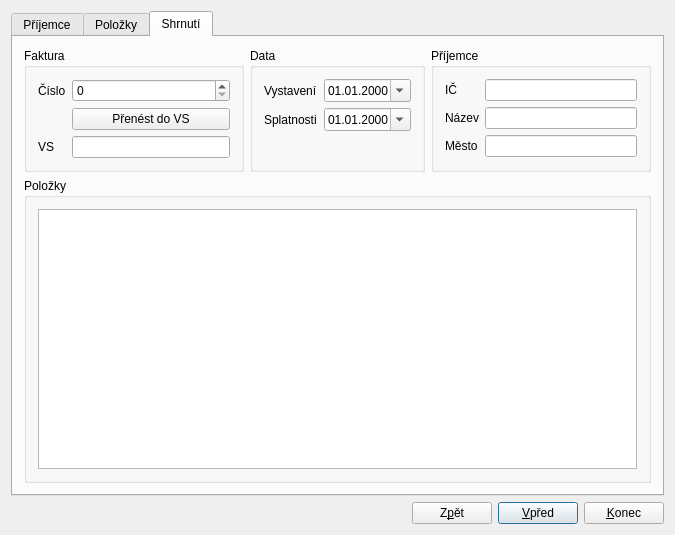
First picture: the form in frontend/newinvoice.ui, repository jirislaby/slucto, before the edit.
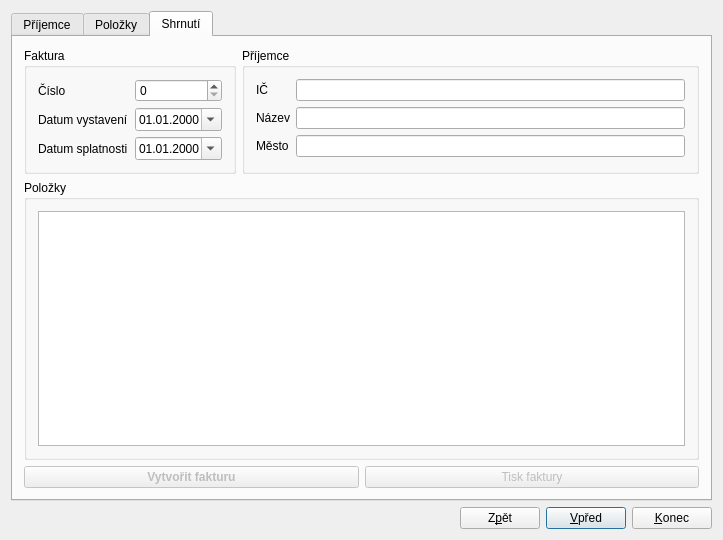
Second picture: the form after the edit. The open tabs and pages were chosen to show the change.

Diff of the .ui file:
```diff
--- a/frontend/newinvoice.ui
+++ b/frontend/newinvoice.ui
@@ -6,8 +6,8 @@
    <rect>
     <x>0</x>
     <y>0</y>
-    <width>675</width>
-    <height>535</height>
+    <width>723</width>
+    <height>540</height>
    </rect>
   </property>
   <property name="windowTitle">
@@ -121,20 +121,6 @@
                </property>
               </widget>
              </item>
-             <item row="2" column="0">
-              <widget class="QLabel" name="label_7">
-               <property name="text">
-                <string>VS</string>
-               </property>
-              </widget>
-             </item>
-             <item row="2" column="1">
-              <widget class="QLineEdit" name="invVSEdit">
-               <property name="inputMethodHints">
-                <set>Qt::ImhDigitsOnly</set>
-               </property>
-              </widget>
-             </item>
              <item row="0" column="1">
               <widget class="QSpinBox" name="invNOBox">
                <property name="maximum">
@@ -142,30 +128,14 @@
                </property>
               </widget>
              </item>
-             <item row="1" column="1">
-              <widget class="QPushButton" name="pushButton">
-               <property name="text">
-                <string>Přenést do VS</string>
-               </property>
-              </widget>
-             </item>
-            </layout>
-           </widget>
-          </item>
-          <item>
-           <widget class="QGroupBox" name="groupBox">
-            <property name="title">
-             <string>Data</string>
-            </property>
-            <layout class="QFormLayout" name="formLayout_3">
-             <item row="0" column="0">
+             <item row="1" column="0">
               <widget class="QLabel" name="label_2">
                <property name="text">
-                <string>Vystavení</string>
+                <string>Datum vystavení</string>
                </property>
               </widget>
              </item>
-             <item row="0" column="1">
+             <item row="1" column="1">
               <widget class="QDateEdit" name="issEdit">
                <property name="displayFormat">
                 <string>dd.MM.yyyy</string>
@@ -175,14 +145,14 @@
                </property>
               </widget>
              </item>
-             <item row="1" column="0">
+             <item row="2" column="0">
               <widget class="QLabel" name="label">
                <property name="text">
-                <string>Splatnosti</string>
+                <string>Datum splatnosti</string>
                </property>
               </widget>
              </item>
-             <item row="1" column="1">
+             <item row="2" column="1">
               <widget class="QDateEdit" name="dueEdit">
                <property name="displayFormat">
                 <string>dd.MM.yyyy</string>
@@ -273,6 +243,36 @@
           </layout>
          </widget>
         </item>
+        <item>
+         <layout class="QHBoxLayout" name="horizontalLayout_5" stretch="0,0">
+          <item>
+           <widget class="QPushButton" name="createInvButton">
+            <property name="enabled">
+             <bool>false</bool>
+            </property>
+            <property name="font">
+             <font>
+              <weight>75</weight>
+              <bold>true</bold>
+             </font>
+            </property>
+            <property name="text">
+             <string>Vytvořit fakturu</string>
+            </property>
+           </widget>
+          </item>
+          <item>
+           <widget class="QPushButton" name="printInvButton">
+            <property name="enabled">
+             <bool>false</bool>
+            </property>
+            <property name="text">
+             <string>Tisk faktury</string>
+            </property>
+           </widget>
+          </item>
+         </layout>
+        </item>
        </layout>
       </widget>
      </widget>
```
Left out of the diff: 101 changed lines with no effect on the pictures.
